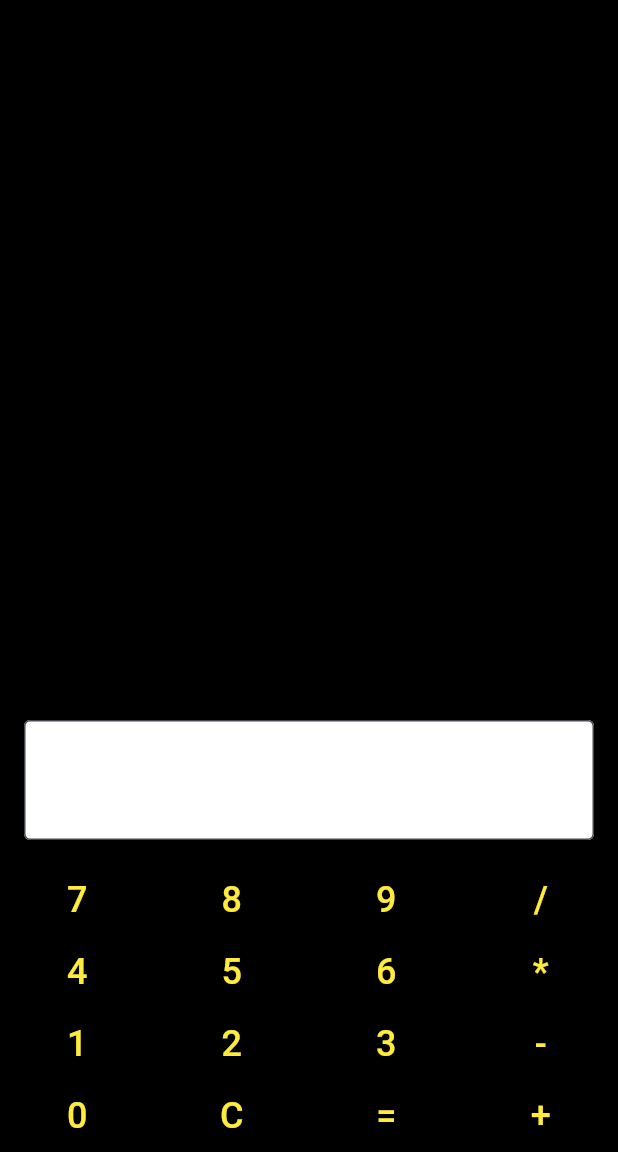
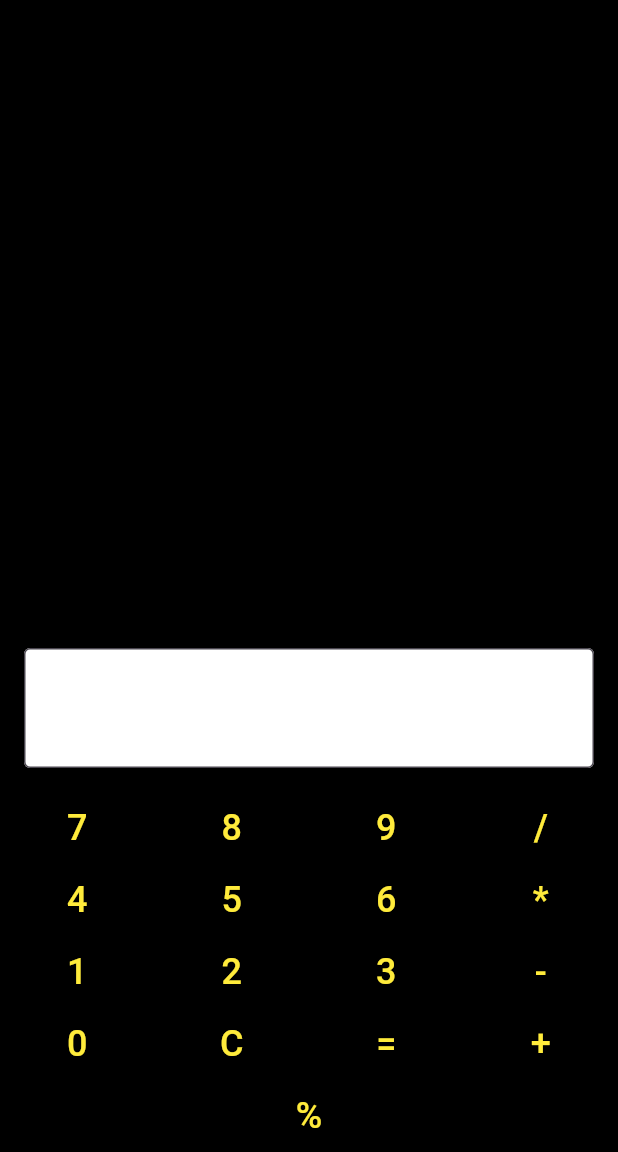
Before and after one commit to ManiSub37539/flutter-calculator, a Flutter app: the screen it shows after launch, on a phone screen of 412 x 824 dp, the part 84-1236 px from its top. Run offline on Flutter 3.47's test engine with Material 3 defaults, Android fonts, the phone set to English and light mode, and no system bars; missing offline and left inert: expressions.

Commit message:
Added modulus to the calculator app

```diff
--- a/lib/main.dart
+++ b/lib/main.dart
@@ -42,7 +42,7 @@ class _MyHomePageState extends State<MyHomePage> {
       } else if (value == '=') {
         try {
           final expression = Expression.parse(_expression);
-          final evaluator = const ExpressionEvaluator();
+          const evaluator = ExpressionEvaluator();
           final result = evaluator.eval(expression, {});
           _result = ' = $result';
         } catch (e) {
@@ -126,10 +126,15 @@ class _MyHomePageState extends State<MyHomePage> {
                   _buildButton('+'),
                 ],
               ),
+              Row(
+                children: [
+                  _buildButton('%'), // Added modulus button
             ],
           ),
         ],
       ),
-    );
+    ],
+  ),
+  );
   }
 }
```
